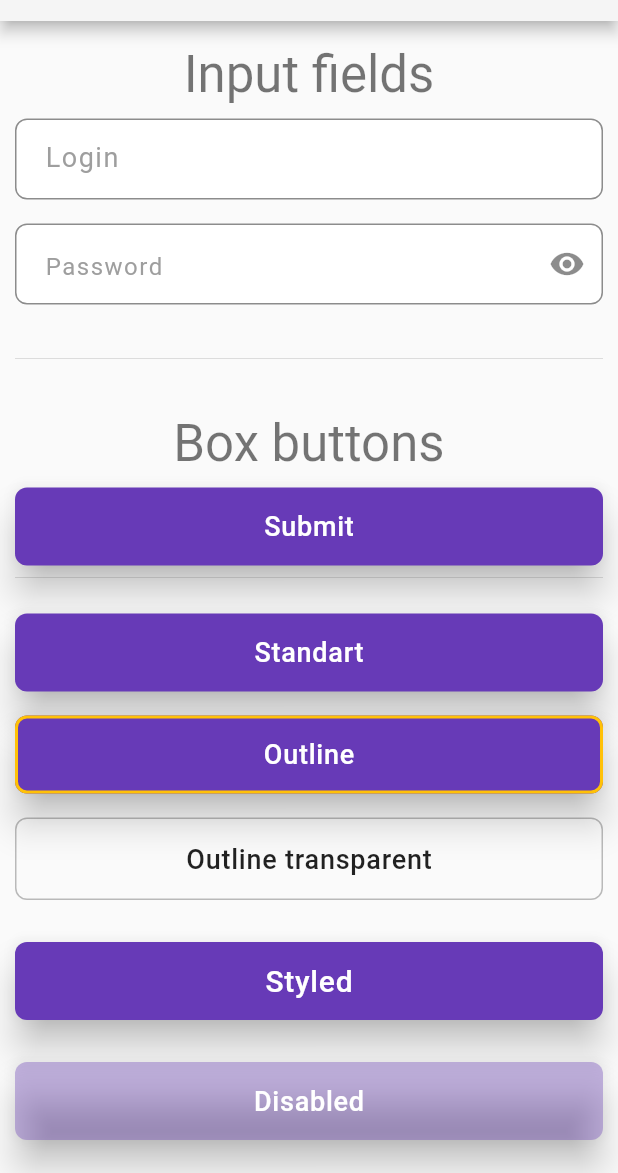
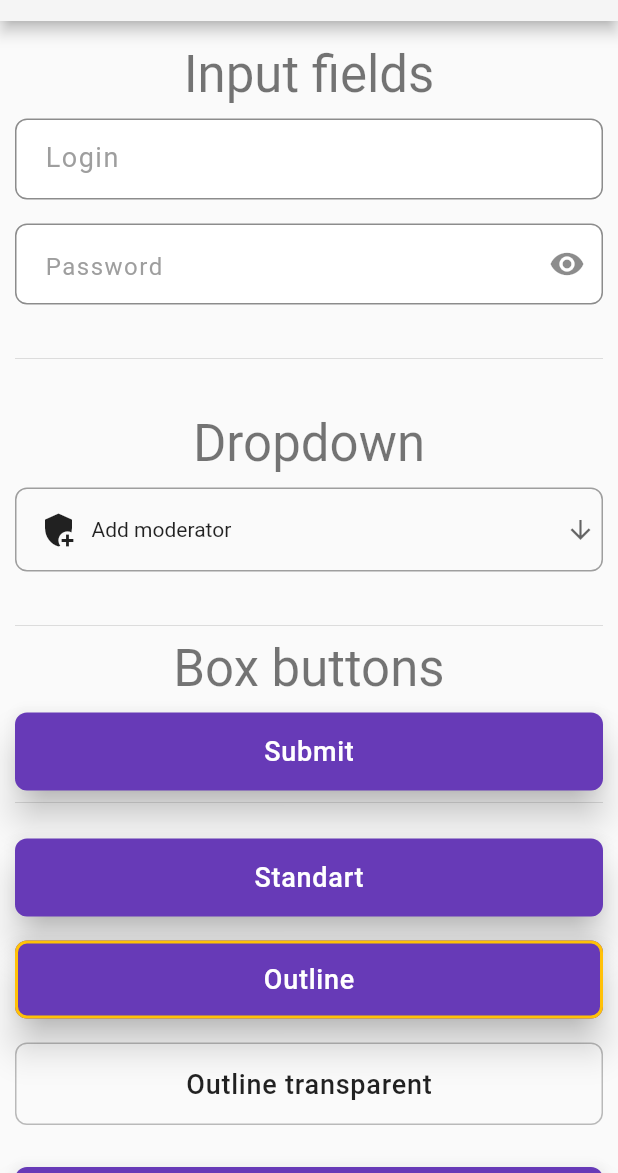
Before and after one commit to f0cuSsss/flutter_focUI_package, a Flutter app: the screen it shows after launch, on a phone screen of 412 x 824 dp, the part 63-1236 px from its top. Run offline on Flutter 3.47's test engine with Material 2 defaults, Android fonts, the phone set to English and light mode, and no system bars.

Commit message:
widgets example

```diff
--- a/example/lib/ui/screens/widget_list_screen.dart
+++ b/example/lib/ui/screens/widget_list_screen.dart
@@ -18,6 +18,37 @@ class _WidgetListScreenState extends State<WidgetListScreen> {
   bool checkboxValue2 = false;
 
   bool switchValue1 = false;
+
+  late fDropdownItem? dropdownSelectedItem;
+  late List<fDropdownItem> dropdownItems;
+
+  @override
+  void initState() {
+    super.initState();
+    dropdownItems = [
+      fDropdownItem.icon(
+        id: 0,
+        title: 'Add moderator',
+        icon: const Icon(Icons.add_moderator),
+      ),
+      fDropdownItem.icon(
+        id: 1,
+        title: 'Security',
+        icon: const Icon(Icons.security),
+      ),
+      fDropdownItem.icon(
+        id: 2,
+        title: 'Details',
+        icon: const Icon(Icons.details),
+      ),
+      fDropdownItem(
+        id: 2,
+        title: 'Settings',
+      ),
+    ];
+    // dropdownSelectedItem = null;
+    dropdownSelectedItem = dropdownItems[0];
+  }
 
   final _formKey = GlobalKey<FormState>();
 
@@ -103,6 +134,20 @@ class _WidgetListScreenState extends State<WidgetListScreen> {
                 hSpaceMedium,
                 const Divider(),
                 hSpaceMedium,
+                Column(
+                  children: [
+                    fText.heading4('Dropdown', context: context),
+                    hSpaceSmall,
+                    fDropdown(
+                      selected: dropdownSelectedItem,
+                      items: dropdownItems,
+                      onChanged: (fDropdownItem selected) =>
+                          setState(() => dropdownSelectedItem = selected),
+                    ),
+                  ],
+                ),
+                hSpaceMedium,
+                const Divider(),
                 // Buttons
                 Column(
                   children: [
@@ -422,6 +467,7 @@ class _WidgetListScreenState extends State<WidgetListScreen> {
                     ),
                   ],
                 ),
+
                 hSpaceMedium,
                 const Divider(),
               ],
```
